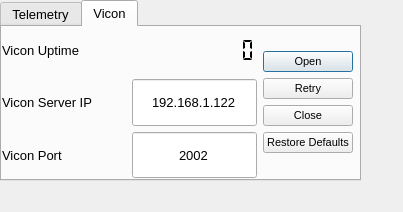
Before: the Qt Designer form gcs/ui/wificomms.ui in lijian8/ahns10, drawn with Qt 5.
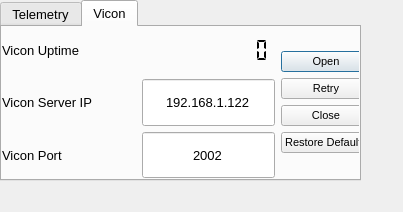
After: the same form once the commit is applied.

Diff of the .ui file:
```diff
--- a/gcs/ui/wificomms.ui
+++ b/gcs/ui/wificomms.ui
@@ -302,7 +302,7 @@
       <rect>
        <x>0</x>
        <y>0</y>
-       <width>351</width>
+       <width>369</width>
        <height>151</height>
       </rect>
      </property>
```
Left out of the diff: 8 changed lines with no effect on the pictures.
